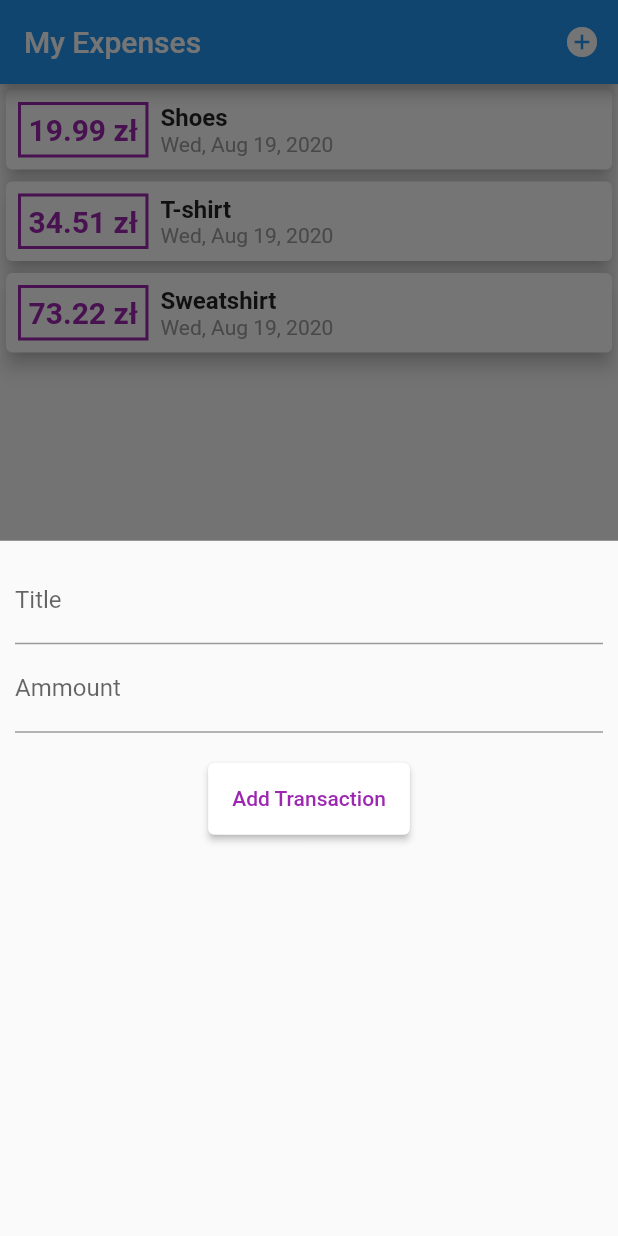
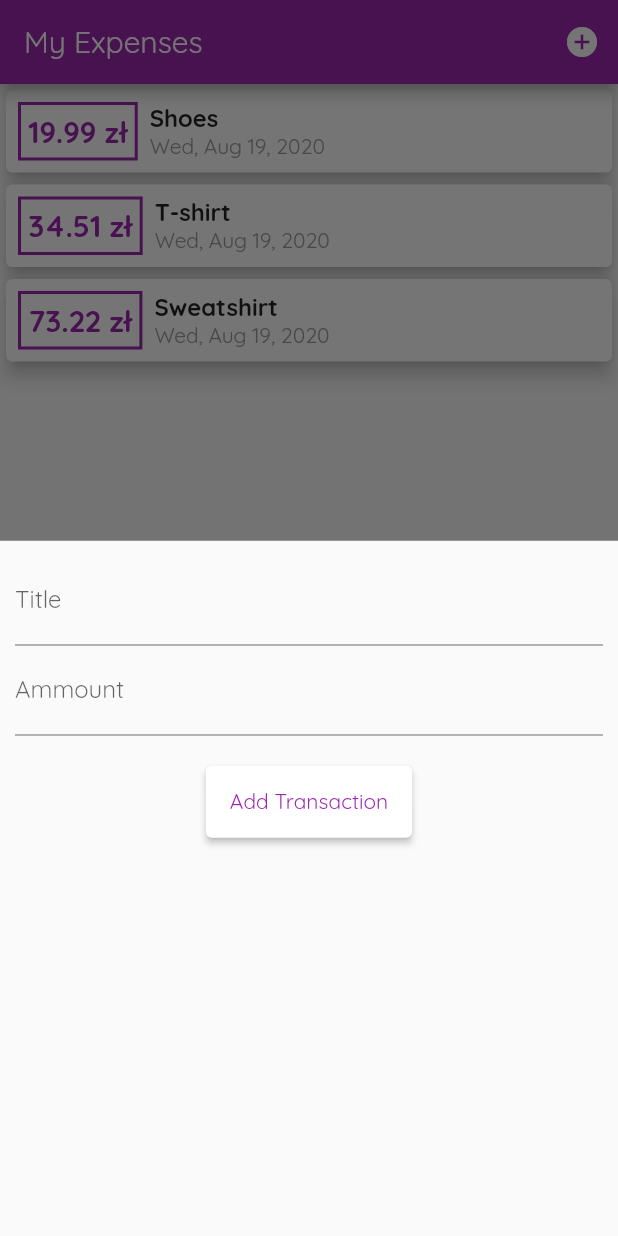
Before and after one commit to Kurczaak/My-Expenses, a Flutter app: the screen it shows after launch, after a tap on the "add circle" icon, on a phone screen of 412 x 824 dp. Run offline on Flutter 3.47's test engine with Material 2 defaults, Android fonts, the phone set to English and light mode, and no system bars.

Commit message:
Functional. New fonts added.

```diff
--- a/lib/main.dart
+++ b/lib/main.dart
@@ -1,7 +1,7 @@
 import 'package:flutter/material.dart';
 import 'package:my_expenses/widgets/new_transaction.dart';
-import 'package:my_expenses/widgets/user_transactions.dart';
-import './widgets/user_transactions.dart';
+import 'package:my_expenses/widgets/transaction_list.dart';
+import './models/transaction.dart';
 
 void main() {
   runApp(MyApp());
@@ -13,7 +13,9 @@ class MyApp extends StatelessWidget {
     return MaterialApp(
       title: 'Flutter Demo',
       theme: ThemeData(
-        primarySwatch: Colors.blue,
+        fontFamily: 'Quicksand',
+        primarySwatch: Colors.purple,
+        accentColor: Colors.amber,
         visualDensity: VisualDensity.adaptivePlatformDensity,
       ),
       home: MyHomePage(),
@@ -21,13 +23,42 @@ class MyApp extends StatelessWidget {
   }
 }
 
-class MyHomePage extends StatelessWidget {
-  void startAddNewTransaction(BuildContext ctx) {
+class MyHomePage extends StatefulWidget {
+  @override
+  _MyHomePageState createState() => _MyHomePageState();
+}
+
+class _MyHomePageState extends State<MyHomePage> {
+  final List<Transaction> transactions = [
+    Transaction(id: 't1', title: 'Shoes', ammount: 19.99, date: DateTime.now()),
+    Transaction(
+        id: 't2', title: 'T-shirt', ammount: 34.51, date: DateTime.now()),
+    Transaction(
+        id: 't3', title: 'Sweatshirt', ammount: 73.22, date: DateTime.now()),
+  ];
+
+  void _addTransaction(String txTitle, double txPrice) {
+    setState(() {
+      transactions.add(Transaction(
+        ammount: txPrice,
+        title: txTitle,
+        date: DateTime.now(),
+        id: DateTime.now().toString(),
+      ));
+    });
+  }
+
+  void _startAddNewTransaction(BuildContext ctx) {
     showModalBottomSheet(
-        context: ctx,
-        builder: (_) {
-          return NewTransaction(() {});
-        });
+      context: ctx,
+      builder: (_) {
+        return GestureDetector(
+          onTap: () {},
+          behavior: HitTestBehavior.opaque,
+          child: NewTransaction(_addTransaction),
+        );
+      },
+    );
   }
 
   @override
@@ -38,14 +69,14 @@ class MyHomePage extends StatelessWidget {
         actions: [
           IconButton(
             icon: Icon(Icons.add_circle),
-            onPressed: () => startAddNewTransaction(context),
+            onPressed: () => _startAddNewTransaction(context),
           )
         ],
       ),
-      body: UserTransactions(),
+      body: TransactionList(transactions),
       floatingActionButton: FloatingActionButton(
         child: Icon(Icons.add),
-        onPressed: () => startAddNewTransaction(context),
+        onPressed: () => _startAddNewTransaction(context),
       ),
     );
   }
--- a/lib/widgets/new_transaction.dart
+++ b/lib/widgets/new_transaction.dart
@@ -1,18 +1,27 @@
 import 'package:flutter/material.dart';
 
-class NewTransaction extends StatelessWidget {
-  final titleController = TextEditingController();
-  final ammountController = TextEditingController();
+class NewTransaction extends StatefulWidget {
   final Function handleNewTransaction;
 
   NewTransaction(this.handleNewTransaction);
+
+  @override
+  _NewTransactionState createState() => _NewTransactionState();
+}
+
+class _NewTransactionState extends State<NewTransaction> {
+  final titleController = TextEditingController();
+
+  final ammountController = TextEditingController();
 
   void _submitData() {
     final enteredTitle = titleController.text;
     final enteredAmmount = double.parse(ammountController.text);
     if (enteredTitle.isEmpty || enteredAmmount <= 0) return;
 
-    handleNewTransaction(enteredTitle, enteredAmmount);
+    widget.handleNewTransaction(enteredTitle, enteredAmmount);
+
+    Navigator.of(context).pop();
   }
 
   @override
--- a/lib/widgets/transaction_list.dart
+++ b/lib/widgets/transaction_list.dart
@@ -9,14 +9,11 @@ class TransactionList extends StatelessWidget {
 
   @override
   Widget build(BuildContext context) {
-    return Container(
-      height: 300,
-      child: ListView.builder(
-        itemCount: userTransactions.length,
-        itemBuilder: (ctx, index) {
-          return TransactionTile(userTransactions[index]);
-        },
-      ),
+    return ListView.builder(
+      itemCount: userTransactions.length,
+      itemBuilder: (ctx, index) {
+        return TransactionTile(userTransactions[index]);
+      },
     );
   }
 }
--- a/lib/widgets/transaction_tile.dart
+++ b/lib/widgets/transaction_tile.dart
@@ -40,13 +40,16 @@ class _Price extends StatelessWidget {
       child: Text(
         ammount.toStringAsFixed(2) + ' zł',
         style: TextStyle(
-          color: Colors.purple,
           fontSize: 20,
           fontWeight: FontWeight.bold,
+          color: Theme.of(context).primaryColor,
         ),
       ),
       decoration: BoxDecoration(
-        border: Border.all(color: Colors.purple, width: 2),
+        border: Border.all(
+          color: Theme.of(context).primaryColor,
+          width: 2,
+        ),
       ),
     );
   }
--- a/lib/widgets/user_transactions.dart
+++ /dev/null
@@ -1,43 +0,0 @@
-import 'package:flutter/material.dart';
-import '../models/transaction.dart';
-import './transaction_list.dart';
-import './new_transaction.dart';
-
-class UserTransactions extends StatefulWidget {
-  @override
-  _UserTransactionsState createState() => _UserTransactionsState();
-}
-
-class _UserTransactionsState extends State<UserTransactions> {
-  final List<Transaction> transactions = [
-    Transaction(id: 't1', title: 'Shoes', ammount: 19.99, date: DateTime.now()),
-    Transaction(
-        id: 't2', title: 'T-shirt', ammount: 34.51, date: DateTime.now()),
-    Transaction(
-        id: 't3', title: 'Sweatshirt', ammount: 73.22, date: DateTime.now()),
-  ];
-
-  void _addTransaction(String txTitle, double txPrice) {
-    setState(() {
-      transactions.add(Transaction(
-        ammount: txPrice,
-        title: txTitle,
-        date: DateTime.now(),
-        id: DateTime.now().toString(),
-      ));
-    });
-  }
-
-  @override
-  Widget build(BuildContext context) {
-    return SingleChildScrollView(
-      child: Column(
-        crossAxisAlignment: CrossAxisAlignment.stretch,
-        children: [
-          //NewTransaction(_addTransaction),
-          TransactionList(transactions),
-        ],
-      ),
-    );
-  }
-}
```
Also changed, not shown: pubspec.yaml (+17 -12 lines), assets/fonts/OpenSans-Bold.ttf (added), assets/fonts/OpenSans-Regular.ttf (added), assets/fonts/Quicksand-Bold.ttf (added), assets/fonts/Quicksand-Light.ttf (added), assets/fonts/Quicksand-Medium.ttf (added), assets/fonts/Quicksand-Regular.ttf (added).
